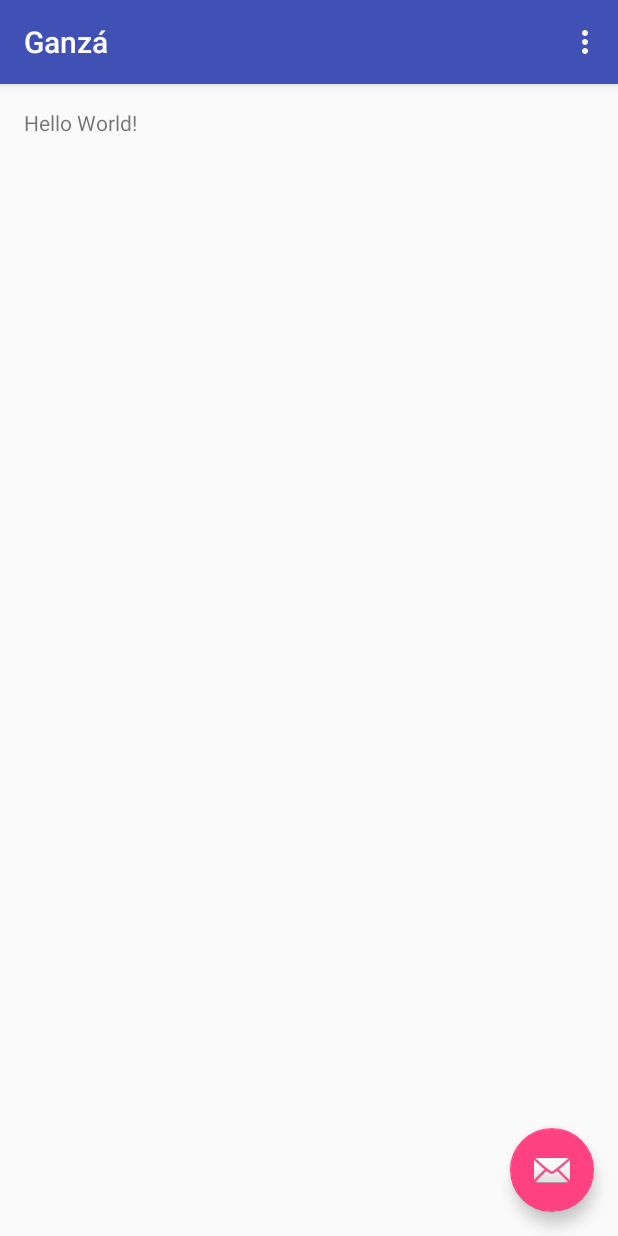
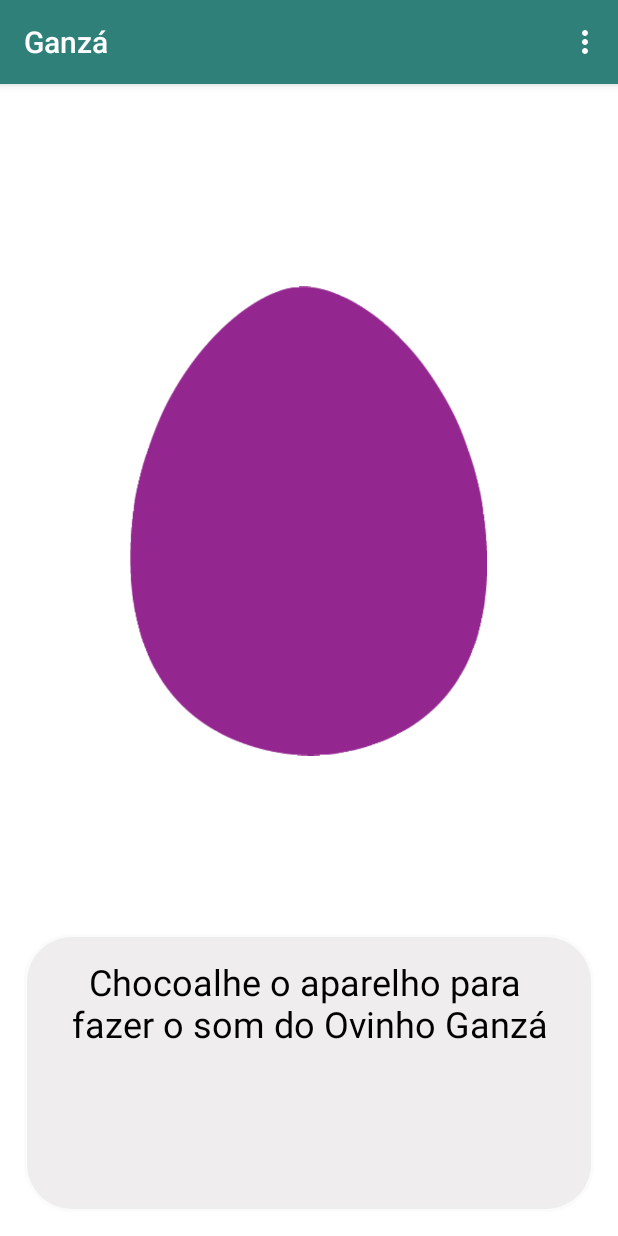
Before and after one commit to firstsolution/br.com.CafeComPixel.AppGanza, an Android app: the screen it shows after launch (GanzaActivity), on a phone screen of 412 x 824 dp. Run offline under Robolectric (Android 15) with nearby library versions, the light colour scheme and no system bars.

Commit message:
home principal

```diff
--- a/app/src/main/java/br/com/cafecompixel/appganza/GanzaActivity.java
+++ b/app/src/main/java/br/com/cafecompixel/appganza/GanzaActivity.java
@@ -1,11 +1,8 @@
 package br.com.cafecompixel.appganza;
 
 import android.os.Bundle;
-import android.support.design.widget.FloatingActionButton;
-import android.support.design.widget.Snackbar;
 import android.support.v7.app.AppCompatActivity;
 import android.support.v7.widget.Toolbar;
-import android.view.View;
 import android.view.Menu;
 import android.view.MenuItem;
 
@@ -18,14 +15,6 @@ public class GanzaActivity extends AppCompatActivity {
         Toolbar toolbar = (Toolbar) findViewById(R.id.toolbar);
         setSupportActionBar(toolbar);
 
-        FloatingActionButton fab = (FloatingActionButton) findViewById(R.id.fab);
-        fab.setOnClickListener(new View.OnClickListener() {
-            @Override
-            public void onClick(View view) {
-                Snackbar.make(view, "Replace with your own action", Snackbar.LENGTH_LONG)
-                        .setAction("Action", null).show();
-            }
-        });
     }
 
     @Override
--- /dev/null
+++ b/app/src/main/res/drawable/circle.xml
@@ -0,0 +1,13 @@
+<?xml version="1.0" encoding="utf-8"?>
+<shape
+    xmlns:android="http://schemas.android.com/apk/res/android"     android:shape="rectangle">
+
+    <solid android:color="@color/cinza"/>
+
+    <corners
+        android:radius="30dp" />
+
+    <stroke
+        android:width="4dp"
+        android:color="@color/cinzaEscuro" />
+</shape>
--- a/app/src/main/res/layout/activity_ganza.xml
+++ b/app/src/main/res/layout/activity_ganza.xml
@@ -17,9 +17,6 @@
 
     <include layout="@layout/content_ganza" />
 
-    <android.support.design.widget.FloatingActionButton android:id="@+id/fab"
-        android:layout_width="wrap_content" android:layout_height="wrap_content"
-        android:layout_gravity="bottom|end" android:layout_margin="@dimen/fab_margin"
-        android:src="@android:drawable/ic_dialog_email" />
+
 
 </android.support.design.widget.CoordinatorLayout>
--- a/app/src/main/res/layout/fragment_ganza.xml
+++ b/app/src/main/res/layout/fragment_ganza.xml
@@ -4,9 +4,43 @@
     android:paddingRight="@dimen/activity_horizontal_margin"
     android:paddingTop="@dimen/activity_vertical_margin"
     android:paddingBottom="@dimen/activity_vertical_margin" tools:showIn="@layout/activity_ganza"
-    tools:context=".GanzaActivityFragment">
+    tools:context=".GanzaActivityFragment"
+    android:background="@color/White">
+    <LinearLayout
+        android:layout_width="fill_parent"
+        android:layout_height="fill_parent"
+        android:orientation="vertical"
+        android:layout_alignParentRight="true"
+        android:layout_alignParentEnd="true">
+        <LinearLayout
+            android:layout_width="fill_parent"
+            android:layout_height="fill_parent"
+            android:orientation="vertical">
 
-    <TextView android:text="Hello World!" android:layout_width="wrap_content"
-        android:layout_height="wrap_content" />
+            <ImageView
+                android:layout_width="238dp"
+                android:layout_height="301dp"
+                android:src="@drawable/prop01"
+                android:layout_weight="2"
+                android:layout_gravity="center"
+                android:orientation="horizontal"/>
+
+            <TextView
+                android:layout_width="fill_parent"
+                android:layout_height="60dp"
+                android:text="@string/frase"
+                android:layout_weight="1"
+                android:textAlignment="center"
+                android:textSize="24dp"
+                android:textColor="@color/black"
+                android:paddingTop="15dp"
+                android:layout_gravity="center"
+                android:orientation="horizontal"
+                android:background="@drawable/circle"/>
+
+        </LinearLayout>
+
+
+    </LinearLayout>
 
 </RelativeLayout>
--- a/app/src/main/res/values/colors.xml
+++ b/app/src/main/res/values/colors.xml
@@ -1,6 +1,11 @@
 <?xml version="1.0" encoding="utf-8"?>
 <resources>
-    <color name="colorPrimary">#3F51B5</color>
-    <color name="colorPrimaryDark">#303F9F</color>
-    <color name="colorAccent">#FF4081</color>
+    <color name="colorPrimary">#2F8078</color>
+    <color name="colorPrimaryDark">#2A736C</color>
+    <color name="colorAccentDark">#93278F</color>
+    <color name="colorAccent">#93278F</color>
+    <color name="White">#FFFFFF</color>
+    <color name="cinza">#efeded</color>
+    <color name="cinzaEscuro">#41efeded</color>
+    <color name="black">#000000</color>
 </resources>
--- a/app/src/main/res/values/strings.xml
+++ b/app/src/main/res/values/strings.xml
@@ -1,4 +1,5 @@
 <resources>
     <string name="app_name">Ganzá</string>
     <string name="action_settings">Settings</string>
+    <string name="frase">Chocoalhe o aparelho para \nfazer o som do Ovinho Ganzá </string>
 </resources>
```
Also changed, not shown: app/src/main/res/drawable/prop01.png (added), app/src/main/res/drawable/prop02.png (added), app/src/main/res/drawable/prop03.png (added), app/src/main/res/drawable/prop04.png (added), app/src/main/res/drawable/prop05.png (added), app/src/main/res/drawable/prop06.png (added), app/src/main/res/drawable/prop07.png (added), app/src/main/res/drawable/prop08.png (added).
